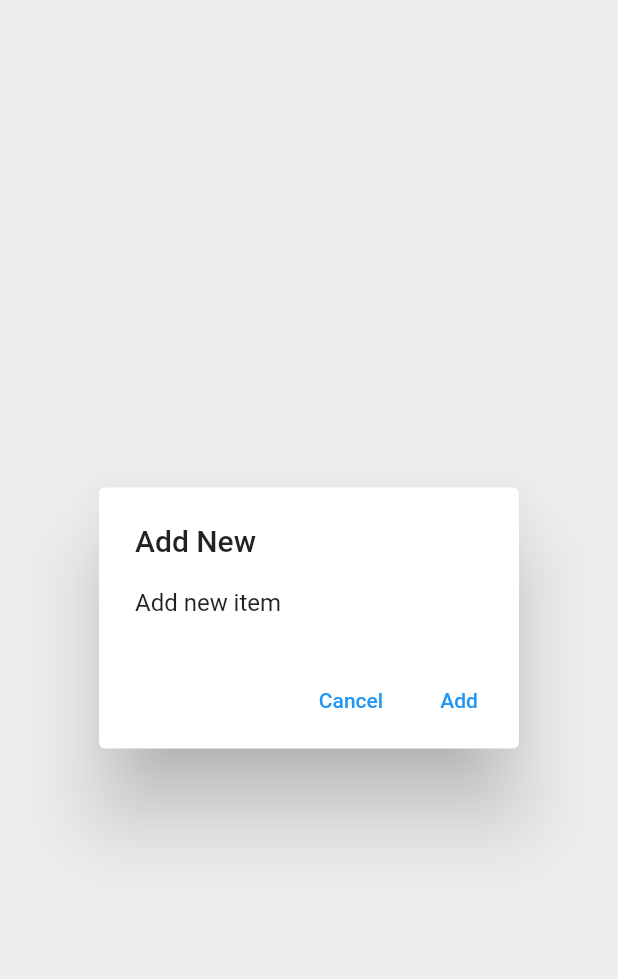
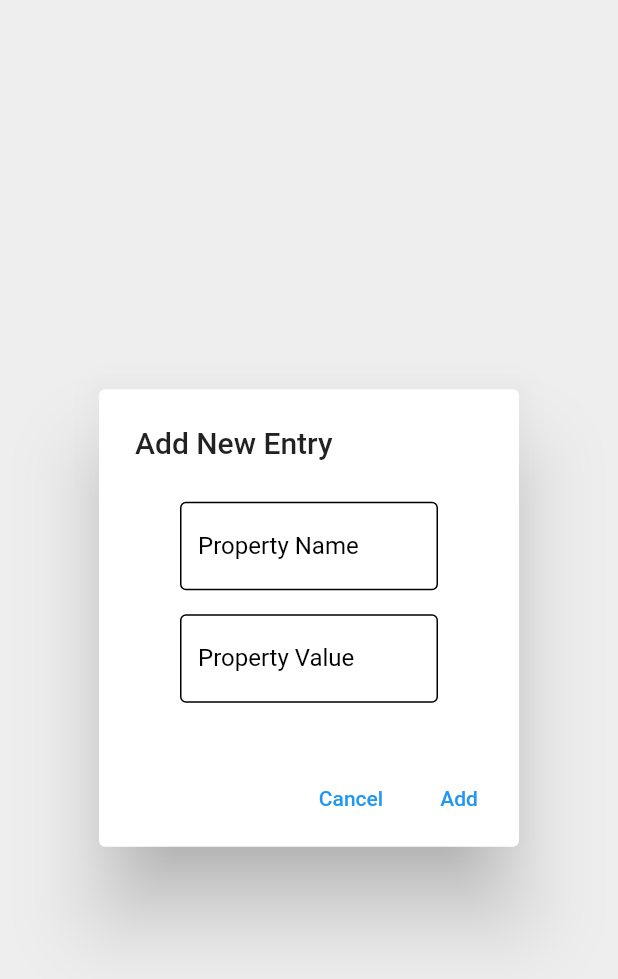
Before and after one commit to IdentityBlock/iBlockApp, a Flutter app: the AddNewDialog widget shown alone on an empty page, opened directly, on a phone screen of 412 x 824 dp. Shown: the top 979 px of the screen. Run offline on Flutter 3.47's test engine with Material 2 defaults, Android fonts, the phone set to English and light mode, and no system bars; missing offline and left inert: qr_code_scanner.

Commit message:
minor changes in add new property dialog

```diff
--- a/lib/widgets/add_new_dialog.dart
+++ b/lib/widgets/add_new_dialog.dart
@@ -1,4 +1,5 @@
 import 'package:flutter/material.dart';
+import 'package:iblock/widgets/forms/text_input_field.dart';
 
 class AddNewDialog extends StatelessWidget {
   const AddNewDialog({Key? key}) : super(key: key);
@@ -6,8 +7,14 @@ class AddNewDialog extends StatelessWidget {
   @override
   Widget build(BuildContext context) {
     return AlertDialog(
-title: const Text('Add New'),
-      content: const Text('Add new item'),
+      title: const Text('Add New Entry'),
+      content: Column(
+        mainAxisSize: MainAxisSize.min,
+        children: [
+          TextInputField("Property Name", padding: const EdgeInsets.all(8),),
+          TextInputField("Property Value", padding: const EdgeInsets.all(8),),
+        ],
+      ),
       actions: [
         TextButton(
           onPressed: () {
--- a/lib/widgets/forms/text_input_field.dart
+++ b/lib/widgets/forms/text_input_field.dart
@@ -2,7 +2,10 @@ import 'package:flutter/material.dart';
 
 class TextInputField extends StatelessWidget {
   final String label;
-  const TextInputField(this.label, {Key? key}) : super(key: key);
+  EdgeInsets padding ;
+
+  TextInputField(this.label, {Key? key, this.padding = const EdgeInsets.only(top: 8, bottom: 8, left: 30, right: 30)}) : super(key: key);
+
   @override
   Widget build(BuildContext context) {
     return Padding(
```
Also changed, not shown: lib/pages/signup_page.dart (+7 -7 lines).
